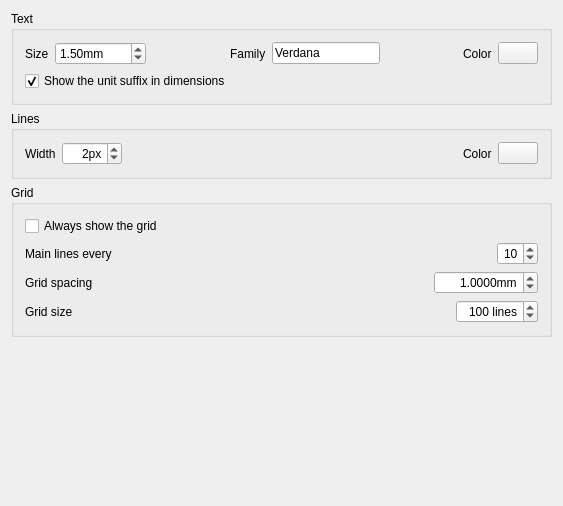
The window that Gui/Resources/ui/preferences-gdt.ui (juanvanyo/FreeCAD-GDT) describes before a commit, drawn with Qt 5.
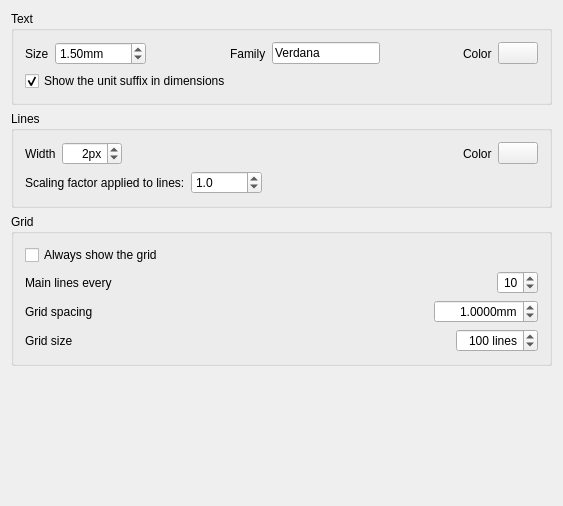
The same window after the commit. Custom widgets are drawn as their Qt base class.

Commit message: Implemented scale factor to the lines and resize of the space for the text of the tolerances

The edit to the form file:
```diff
--- a/Gui/Resources/ui/preferences-gdt.ui
+++ b/Gui/Resources/ui/preferences-gdt.ui
@@ -236,6 +236,64 @@
         </item>
        </layout>
       </item>
+      <item>
+       <layout class="QHBoxLayout" name="horizontalLayout_4">
+        <item>
+         <widget class="QLabel" name="label_7">
+          <property name="text">
+           <string notr="true">Scaling factor applied to lines:</string>
+          </property>
+         </widget>
+        </item>
+        <item>
+         <widget class="Gui::PrefDoubleSpinBox" name="gui::prefdoublespinbox_4">
+          <property name="maximumSize">
+           <size>
+            <width>16777215</width>
+            <height>16777215</height>
+           </size>
+          </property>
+          <property name="toolTip">
+           <string>Default size for texts</string>
+          </property>
+          <property name="suffix">
+           <string/>
+          </property>
+          <property name="decimals">
+           <number>1</number>
+          </property>
+          <property name="maximum">
+           <double>10000.000000000000000</double>
+          </property>
+          <property name="singleStep">
+           <double>0.500000000000000</double>
+          </property>
+          <property name="value">
+           <double>1.000000000000000</double>
+          </property>
+          <property name="prefEntry" stdset="0">
+           <cstring>lineScale</cstring>
+          </property>
+          <property name="prefPath" stdset="0">
+           <cstring>Mod/GDT</cstring>
+          </property>
+         </widget>
+        </item>
+        <item>
+         <spacer name="horizontalSpacer_5">
+          <property name="orientation">
+           <enum>Qt::Horizontal</enum>
+          </property>
+          <property name="sizeHint" stdset="0">
+           <size>
+            <width>40</width>
+            <height>20</height>
+           </size>
+          </property>
+         </spacer>
+        </item>
+       </layout>
+      </item>
      </layout>
     </widget>
    </item>
```
Left out of the diff: 2 changed lines with no effect on the pictures. The commit also changes 2 other files.
